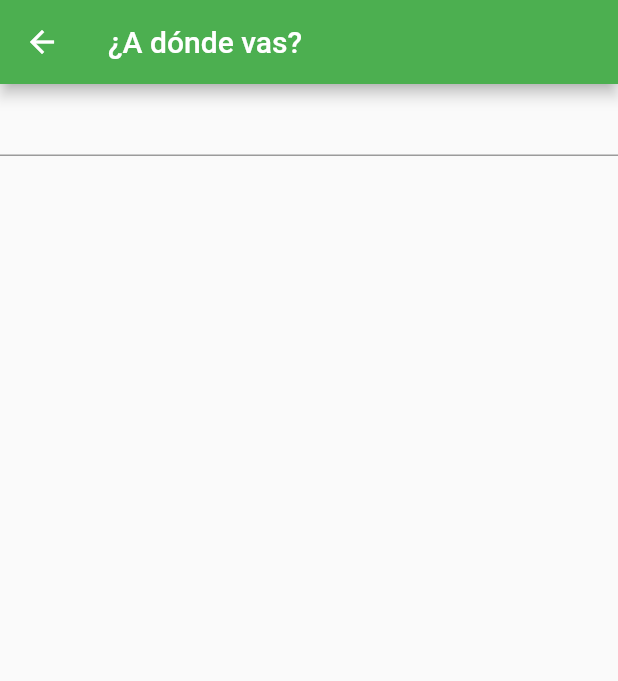
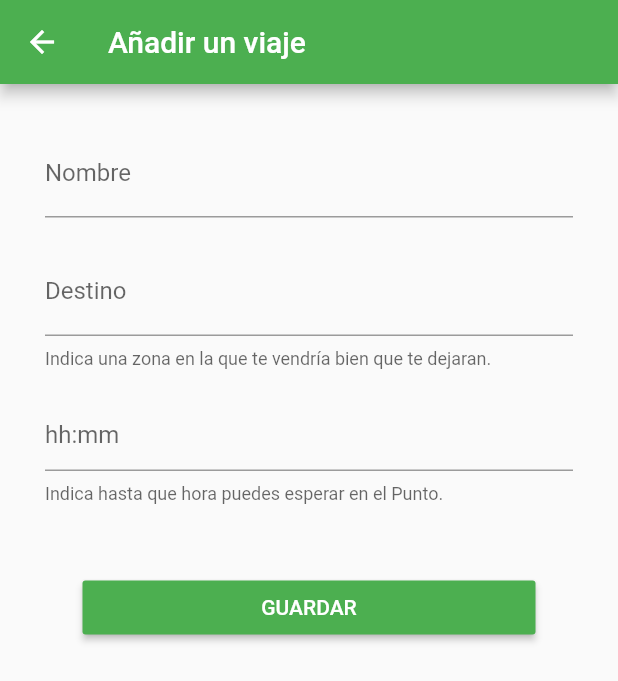
Before and after one commit to sgomez/ucopunto-mobile, a Flutter app: the screen it shows after launch, after a tap on the "add" icon, on a phone screen of 412 x 824 dp. Shown: the top 681 px of the screen. Run offline on Flutter 3.47's test engine with Material 2 defaults, Android fonts, the phone set to English and light mode, and no system bars; our stand-ins replace cloud_firestore; accounts and stored records are empty.

```diff
--- a/lib/main.dart
+++ b/lib/main.dart
@@ -1,4 +1,5 @@
 import 'package:flutter/material.dart';
+import 'package:cloud_firestore/cloud_firestore.dart';
 
 void main() => runApp(MyApp());
 
@@ -10,6 +11,31 @@ class MyApp extends StatelessWidget {
 }
 
 class MyHome extends StatelessWidget {
+  Widget _buildListItem(BuildContext context, DocumentSnapshot document) {
+    return Card(
+      child: Padding(
+        padding: EdgeInsets.all(2),
+        child: ListTile(
+          leading: Icon(Icons.location_on),
+          title: Text(document['place'].toUpperCase() +
+              '\n' +
+              'Espera hasta las ' +
+              document['leavingTime']),
+          subtitle: Text(document['name']),
+          trailing: FlatButton(
+              color: Colors.green,
+              textColor: Colors.white,
+              child: Text('¡TE LLEVO!'),
+              onPressed: () {
+                document.reference.updateData({
+                  'accepted': true,
+                });
+              }),
+        ),
+      ),
+    );
+  }
+
   @override
   Widget build(BuildContext context) {
     return Scaffold(
@@ -17,28 +43,26 @@ class MyHome extends StatelessWidget {
         title: Text('Viajes disponibles'),
         backgroundColor: Colors.green,
       ),
-      body: ListView(
-        children: <Widget>[
-          Card(
-            child: Column(
-              mainAxisSize: MainAxisSize.min,
-              children: <Widget>[
-                Padding(
-                  padding: EdgeInsets.all(5),
-                  child: ListTile(
-                    leading: Icon(Icons.location_on),
-                    title: Text('VISTALEGRE\nPablo Rodríguez\nIn 10 minutes'),
-                    trailing: FlatButton(
-                        color: Colors.green,
-                        textColor: Colors.white,
-                        child: Text('¡TE LLEVO!'),
-                        onPressed: () {}),
-                  ),
-                ),
-              ],
-            ),
-          ),
-        ],
+      body: StreamBuilder(
+        stream: Firestore.instance.collection('ride').snapshots(),
+        builder: (context, snapshot) {
+          if (!snapshot.hasData)
+            return const Center(
+                child:
+                    CircularProgressIndicator(backgroundColor: Colors.green));
+          return ListView.builder(
+              scrollDirection: Axis.vertical,
+              shrinkWrap: true,
+              itemCount: snapshot.data.documents.length,
+              itemBuilder: (context, index) {
+                if (snapshot.data.documents[index]['accepted'] == false) {
+                  return _buildListItem(
+                      context, snapshot.data.documents[index]);
+                } else {
+                  return Container();
+                }
+              });
+        },
       ),
       floatingActionButton: FloatingActionButton(
         onPressed: () {
@@ -61,16 +85,99 @@ class RideForm extends StatefulWidget {
 }
 
 class _RideFormState extends State<RideForm> {
+  final _formKey = GlobalKey<FormState>();
+  String _name;
+  String _place;
+  String _leavingTime;
+
   @override
   Widget build(BuildContext context) {
     return Scaffold(
       appBar: AppBar(
-        title: Text('¿A dónde vas?'),
+        title: Text('Añadir un viaje'),
         backgroundColor: Colors.green,
       ),
-      body: Column(
-        crossAxisAlignment: CrossAxisAlignment.stretch,
-        children: <Widget>[TextFormField()],
+      body: Container(
+        padding: EdgeInsets.all(20),
+        child: Form(
+          key: _formKey,
+          child: ListView(
+            children: <Widget>[
+              Padding(
+                padding: EdgeInsets.all(10),
+                child: TextFormField(
+                  onSaved: (String value) => _name = value,
+                  validator: (value) {
+                    if (value.isEmpty) {
+                      return "Debes introducir un nombre.";
+                    }
+
+                    if (value.length < 2) {
+                      return "Un nombre debe tener más de un caracter.";
+                    }
+                  },
+                  decoration: InputDecoration(labelText: "Nombre"),
+                ),
+              ),
+              Padding(
+                padding: EdgeInsets.all(10),
+                child: TextFormField(
+                  onSaved: (String value) => _place = value,
+                  validator: (value) {
+                    if (value.isEmpty) {
+                      return "Debes introducir un destino.";
+                    }
+                  },
+                  decoration: InputDecoration(
+                    labelText: "Destino",
+                    helperText:
+                        "Indica una zona en la que te vendría bien que te dejaran.",
+                  ),
+                ),
+              ),
+              Padding(
+                padding: EdgeInsets.all(10),
+                child: TextFormField(
+                  onSaved: (String value) => _leavingTime = value,
+                  validator: (value) {
+                    RegExp regex = new RegExp("[0-2][1-9]:[0-6][0-9]");
+                    if (!regex.hasMatch(value)) {
+                      return "El formato ha de ser hh:mm.";
+                    }
+                  },
+                  decoration: InputDecoration(
+                    hintText: "hh:mm",
+                    helperText:
+                        "Indica hasta que hora puedes esperar en el Punto.",
+                  ),
+                ),
+              ),
+              Padding(
+                padding: EdgeInsets.all(35),
+                child: RaisedButton(
+                  child: Text('GUARDAR'),
+                  color: Colors.green,
+                  textColor: Colors.white,
+                  onPressed: () {
+                    if (_formKey.currentState.validate()) {
+                      _formKey.currentState.save();
+                      Firestore.instance.collection('ride').document().setData({
+                        'accepted': false,
+                        'name': _name,
+                        'leavingTime': _leavingTime,
+                        'place': _place
+                      });
+                      Navigator.pop(
+                        context,
+                        MaterialPageRoute(builder: (context) => MyHome()),
+                      );
+                    }
+                  },
+                ),
+              )
+            ],
+          ),
+        ),
       ),
     );
   }
```
Also changed, not shown: pubspec.yaml (+4 -6 lines), pubspec.lock, 5 other files.
